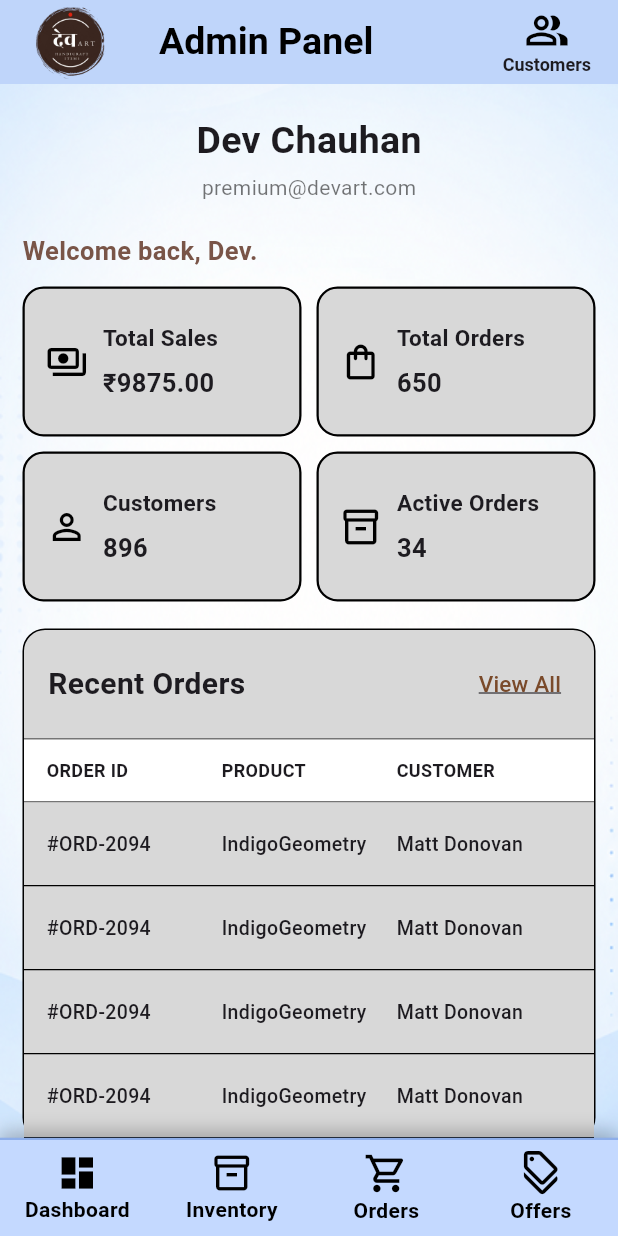
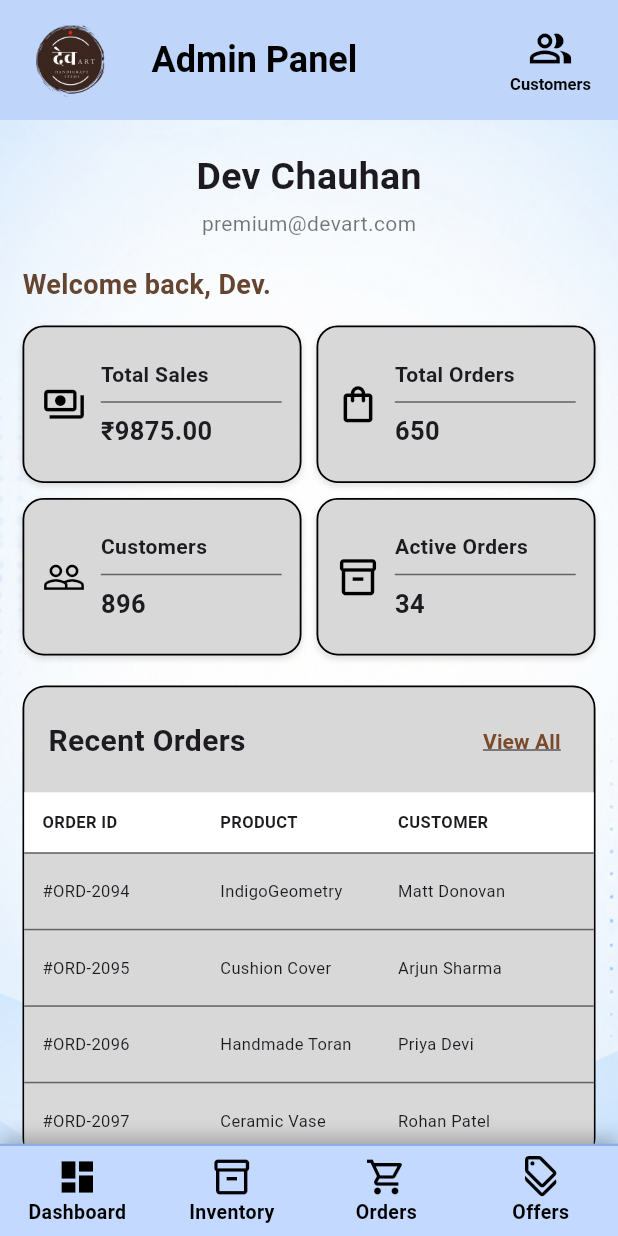
Before and after one commit to Prem-Agravat/DevArt_Flutter, a Flutter app: the AdminDashboard widget shown alone on an empty page, opened directly, on a phone screen of 412 x 824 dp. Run offline on Flutter 3.47's test engine with Material 3 defaults, Android fonts, the light colour scheme and no system bars.

Commit message:
Refactor AdminShell and AdminDashboard; improve UI consistency, update layout, and enhance navigation behavior

```diff
--- a/devart_app/lib/admin/dashboard/admin_dashboard.dart
+++ b/devart_app/lib/admin/dashboard/admin_dashboard.dart
@@ -1,6 +1,6 @@
 import 'package:flutter/material.dart';
 import 'package:devart/common/admin_shell.dart';
-import 'package:devart/admin/orders/order_management.dart';
+// import 'package:devart/admin/orders/order_management.dart';
 import 'package:devart/user_panel/dashboard.dart';
 
 class AdminDashboard extends StatelessWidget {
@@ -10,8 +10,6 @@ class AdminDashboard extends StatelessWidget {
   Widget build(BuildContext context) {
     return AdminShell(
       selectedIndex: 0,
-      selectedDrawerItem: "Dashboard",
-      title: "Admin Panel",
       child: SingleChildScrollView(
         padding: const EdgeInsets.fromLTRB(15, 20, 15, 30),
         child: Column(
@@ -33,23 +31,23 @@ class AdminDashboard extends StatelessWidget {
               ),
             ),
 
-            const SizedBox(height: 20),
+            const SizedBox(height: 18),
 
             const Text(
               "Welcome back, Dev.",
               style: TextStyle(
-                fontSize: 17,
+                fontSize: 18,
                 fontWeight: FontWeight.bold,
-                color: Colors.brown,
+                color: Color(0xFF65452F),
               ),
             ),
 
-            const SizedBox(height: 12),
+            const SizedBox(height: 14),
 
             Row(
               children: [
                 Expanded(
-                  child: _statCard(
+                  child: _buildStatCard(
                     icon: Icons.payments_outlined,
                     title: "Total Sales",
                     value: "₹9875.00",
@@ -57,7 +55,7 @@ class AdminDashboard extends StatelessWidget {
                 ),
                 const SizedBox(width: 10),
                 Expanded(
-                  child: _statCard(
+                  child: _buildStatCard(
                     icon: Icons.shopping_bag_outlined,
                     title: "Total Orders",
                     value: "650",
@@ -71,15 +69,15 @@ class AdminDashboard extends StatelessWidget {
             Row(
               children: [
                 Expanded(
-                  child: _statCard(
-                    icon: Icons.person_outline,
+                  child: _buildStatCard(
+                    icon: Icons.people_outline,
                     title: "Customers",
                     value: "896",
                   ),
                 ),
                 const SizedBox(width: 10),
                 Expanded(
-                  child: _statCard(
+                  child: _buildStatCard(
                     icon: Icons.inventory_2_outlined,
                     title: "Active Orders",
                     value: "34",
@@ -88,18 +86,19 @@ class AdminDashboard extends StatelessWidget {
               ],
             ),
 
-            const SizedBox(height: 18),
+            const SizedBox(height: 20),
 
             Container(
+              width: double.infinity,
               decoration: BoxDecoration(
                 color: const Color(0xFFD8D8D8),
                 borderRadius: BorderRadius.circular(15),
-                border: Border.all(color: Colors.black, width: 1),
+                border: Border.all(color: Colors.black, width: 1.2),
               ),
               child: Column(
                 children: [
                   Padding(
-                    padding: const EdgeInsets.fromLTRB(16, 12, 10, 12),
+                    padding: const EdgeInsets.fromLTRB(16, 12, 10, 10),
                     child: Row(
                       children: [
                         const Expanded(
@@ -113,18 +112,18 @@ class AdminDashboard extends StatelessWidget {
                         ),
                         TextButton(
                           onPressed: () {
-                            Navigator.push(
-                              context,
-                              MaterialPageRoute(
-                                builder: (_) => const OrderManagementScreen(),
-                              ),
-                            );
+                            // Navigator.push(
+                            //   context,
+                            //   MaterialPageRoute(
+                            //     builder: (_) => const OrderManagementScreen(),
+                            //   ),
+                            // );
                           },
                           child: const Text(
                             "View All",
                             style: TextStyle(
                               color: Color(0xFF7A4A2A),
-                              fontSize: 15,
+                              fontWeight: FontWeight.bold,
                               decoration: TextDecoration.underline,
                             ),
                           ),
@@ -135,23 +134,17 @@ class AdminDashboard extends StatelessWidget {
 
                   Container(
                     padding: const EdgeInsets.symmetric(
-                      horizontal: 15,
+                      horizontal: 12,
                       vertical: 12,
                     ),
-                    decoration: const BoxDecoration(
-                      color: Colors.white,
-                      border: Border(
-                        top: BorderSide(color: Colors.black54),
-                        bottom: BorderSide(color: Colors.black54),
-                      ),
-                    ),
+                    color: Colors.white,
                     child: const Row(
                       children: [
                         Expanded(
                           child: Text(
                             "ORDER ID",
                             style: TextStyle(
-                              fontSize: 12,
+                              fontSize: 11,
                               fontWeight: FontWeight.bold,
                             ),
                           ),
@@ -160,7 +153,7 @@ class AdminDashboard extends StatelessWidget {
                           child: Text(
                             "PRODUCT",
                             style: TextStyle(
-                              fontSize: 12,
+                              fontSize: 11,
                               fontWeight: FontWeight.bold,
                             ),
                           ),
@@ -169,7 +162,7 @@ class AdminDashboard extends StatelessWidget {
                           child: Text(
                             "CUSTOMER",
                             style: TextStyle(
-                              fontSize: 12,
+                              fontSize: 11,
                               fontWeight: FontWeight.bold,
                             ),
                           ),
@@ -178,10 +171,13 @@ class AdminDashboard extends StatelessWidget {
                     ),
                   ),
 
-                  _orderRow("#ORD-2094", "IndigoGeometry", "Matt Donovan"),
-                  _orderRow("#ORD-2094", "IndigoGeometry", "Matt Donovan"),
-                  _orderRow("#ORD-2094", "IndigoGeometry", "Matt Donovan"),
-                  _orderRow("#ORD-2094", "IndigoGeometry", "Matt Donovan"),
+                  _buildOrderRow("#ORD-2094", "IndigoGeometry", "Matt Donovan"),
+
+                  _buildOrderRow("#ORD-2095", "Cushion Cover", "Arjun Sharma"),
+
+                  _buildOrderRow("#ORD-2096", "Handmade Toran", "Priya Devi"),
+
+                  _buildOrderRow("#ORD-2097", "Ceramic Vase", "Rohan Patel"),
                 ],
               ),
             ),
@@ -193,7 +189,7 @@ class AdminDashboard extends StatelessWidget {
               style: TextStyle(
                 fontSize: 16,
                 fontWeight: FontWeight.bold,
-                color: Colors.brown,
+                color: Color(0xFF65452F),
               ),
             ),
 
@@ -217,6 +213,7 @@ class AdminDashboard extends StatelessWidget {
                 style: ElevatedButton.styleFrom(
                   backgroundColor: const Color(0xFFA06D42),
                   foregroundColor: Colors.white,
+                  elevation: 2,
                   shape: RoundedRectangleBorder(
                     borderRadius: BorderRadius.circular(14),
                   ),
@@ -229,22 +226,25 @@ class AdminDashboard extends StatelessWidget {
     );
   }
 
-  static Widget _statCard({
+  static Widget _buildStatCard({
     required IconData icon,
     required String title,
     required String value,
   }) {
     return Container(
-      height: 100,
-      padding: const EdgeInsets.all(14),
+      height: 105,
+      padding: const EdgeInsets.all(12),
       decoration: BoxDecoration(
         color: const Color(0xFFD8D8D8),
         borderRadius: BorderRadius.circular(14),
-        border: Border.all(color: Colors.black, width: 1.5),
+        border: Border.all(color: Colors.black, width: 1.2),
+        boxShadow: const [
+          BoxShadow(color: Colors.black12, blurRadius: 3, offset: Offset(0, 2)),
+        ],
       ),
       child: Row(
         children: [
-          Icon(icon, size: 28, color: Colors.black),
+          Icon(icon, size: 29, color: Colors.black),
           const SizedBox(width: 10),
           Expanded(
             child: Column(
@@ -253,12 +253,16 @@ class AdminDashboard extends StatelessWidget {
               children: [
                 Text(
                   title,
+                  maxLines: 1,
+                  overflow: TextOverflow.ellipsis,
                   style: const TextStyle(
-                    fontSize: 15,
+                    fontSize: 14,
                     fontWeight: FontWeight.bold,
                   ),
                 ),
                 const SizedBox(height: 8),
+                Container(height: 1, color: Colors.black54),
+                const SizedBox(height: 7),
                 Text(
                   value,
                   style: const TextStyle(
@@ -274,33 +278,22 @@ class AdminDashboard extends StatelessWidget {
     );
   }
 
-  static Widget _orderRow(String orderId, String product, String customer) {
+  static Widget _buildOrderRow(
+    String orderId,
+    String product,
+    String customer,
+  ) {
     return Container(
-      padding: const EdgeInsets.symmetric(horizontal: 15, vertical: 18),
+      padding: const EdgeInsets.symmetric(horizontal: 12, vertical: 17),
       decoration: const BoxDecoration(
         color: Color(0xFFD8D8D8),
-        border: Border(bottom: BorderSide(color: Colors.black)),
+        border: Border(top: BorderSide(color: Colors.black54)),
       ),
       child: Row(
         children: [
-          Expanded(
-            child: Text(
-              orderId,
-              style: const TextStyle(fontSize: 13, fontWeight: FontWeight.w500),
-            ),
-          ),
-          Expanded(
-            child: Text(
-              product,
-              style: const TextStyle(fontSize: 13, fontWeight: FontWeight.w500),
-            ),
-          ),
-          Expanded(
-            child: Text(
-              customer,
-              style: const TextStyle(fontSize: 13, fontWeight: FontWeight.w500),
-            ),
-          ),
+          Expanded(child: Text(orderId, style: const TextStyle(fontSize: 11))),
+          Expanded(child: Text(product, style: const TextStyle(fontSize: 11))),
+          Expanded(child: Text(customer, style: const TextStyle(fontSize: 11))),
         ],
       ),
     );
--- a/devart_app/lib/common/admin_shell.dart
+++ b/devart_app/lib/common/admin_shell.dart
@@ -1,24 +1,18 @@
 import 'package:flutter/material.dart';
 import 'package:devart/admin/dashboard/admin_dashboard.dart';
+import 'package:devart/admin/orders/order_management.dart';
 import 'package:devart/admin/inventory/inventory_management.dart';
-import 'package:devart/admin/orders/order_management.dart';
 import 'package:devart/admin/offers/offer_management.dart';
 import 'package:devart/admin/customers/customer_management.dart';
 
 class AdminShell extends StatelessWidget {
   final Widget child;
   final int selectedIndex;
-  final String? selectedDrawerItem;
-  final bool showBackButton;
-  final String title;
 
   const AdminShell({
     super.key,
     required this.child,
     required this.selectedIndex,
-    this.selectedDrawerItem,
-    this.showBackButton = false,
-    this.title = "Admin Panel",
   });
 
   void _navigate(BuildContext context, int index) {
@@ -32,20 +26,31 @@ class AdminShell extends StatelessWidget {
       case 0:
         page = const AdminDashboard();
         break;
-      case 1:
-        page = const InventoryManagementScreen();
-        break;
-      case 2:
-        page = const OrderManagementScreen();
-        break;
-      case 3:
-        page = const OfferManagementScreen();
-        break;
+
+      // case 1:
+      //   page = const InventoryManagementScreen();
+      //   break;
+
+      // case 2:
+      //   page = const OrderManagementScreen();
+      //   break;
+
+      // case 3:
+      //   page = const OfferManagementScreen();
+      //   break;
+
       default:
         return;
     }
 
     Navigator.pushReplacement(context, MaterialPageRoute(builder: (_) => page));
+  }
+
+  void _openCustomers(BuildContext context) {
+    // Navigator.push(
+    //   context,
+    //   MaterialPageRoute(builder: (_) => const CustomerManagementScreen()),
+    // );
   }
 
   @override
@@ -57,37 +62,28 @@ class AdminShell extends StatelessWidget {
         elevation: 0,
         automaticallyImplyLeading: false,
         titleSpacing: 0,
+        toolbarHeight: 80,
         title: Row(
           children: [
             const SizedBox(width: 18),
-
             Image.asset(
               "lib/assets/images/devart-logo.png",
               width: 58,
               height: 58,
             ),
-
-            const SizedBox(width: 30),
-
+            const SizedBox(width: 25),
             const Text(
               "Admin Panel",
               style: TextStyle(
-                fontSize: 25,
+                fontSize: 24,
                 fontWeight: FontWeight.bold,
                 color: Colors.black,
               ),
             ),
-
             const Spacer(),
-
             GestureDetector(
               onTap: () {
-                Navigator.push(
-                  context,
-                  MaterialPageRoute(
-                    builder: (_) => const CustomerManagementScreen(),
-                  ),
-                );
+                _openCustomers(context);
               },
               child: const Padding(
                 padding: EdgeInsets.only(right: 18),
@@ -99,11 +95,13 @@ class AdminShell extends StatelessWidget {
                       size: 30,
                       color: Colors.black,
                     ),
+                    SizedBox(height: 2),
                     Text(
                       "Customers",
                       style: TextStyle(
-                        fontSize: 12,
+                        fontSize: 11,
                         fontWeight: FontWeight.bold,
+                        color: Colors.black,
                       ),
                     ),
                   ],
@@ -122,40 +120,9 @@ class AdminShell extends StatelessWidget {
             ),
           ),
           Positioned.fill(
-            child: Container(color: Colors.white.withOpacity(0.18)),
+            child: Container(color: Colors.white.withOpacity(0.15)),
           ),
-          Column(
-            children: [
-              if (showBackButton)
-                Container(
-                  height: 74,
-                  color: const Color(0xFFFFF7F5),
-                  child: Row(
-                    children: [
-                      IconButton(
-                        onPressed: () {
-                          Navigator.pop(context, true);
-                        },
-                        icon: const Icon(Icons.arrow_back_ios_new, size: 27),
-                      ),
-                      Expanded(
-                        child: Center(
-                          child: Text(
-                            title,
-                            style: const TextStyle(
-                              fontSize: 27,
-                              fontWeight: FontWeight.bold,
-                            ),
-                          ),
-                        ),
-                      ),
-                      const SizedBox(width: 48),
-                    ],
-                  ),
-                ),
-              Expanded(child: child),
-            ],
-          ),
+          SafeArea(child: child),
         ],
       ),
       bottomNavigationBar: Container(
@@ -172,7 +139,9 @@ class AdminShell extends StatelessWidget {
         ),
         child: BottomNavigationBar(
           currentIndex: selectedIndex,
-          onTap: (index) => _navigate(context, index),
+          onTap: (index) {
+            _navigate(context, index);
+          },
           type: BottomNavigationBarType.fixed,
           backgroundColor: Colors.transparent,
           elevation: 0,
@@ -180,11 +149,11 @@ class AdminShell extends StatelessWidget {
           unselectedItemColor: Colors.black,
           selectedLabelStyle: const TextStyle(
             fontWeight: FontWeight.bold,
-            fontSize: 14,
+            fontSize: 13,
           ),
           unselectedLabelStyle: const TextStyle(
             fontWeight: FontWeight.bold,
-            fontSize: 14,
+            fontSize: 13,
           ),
           items: const [
             BottomNavigationBarItem(
@@ -198,13 +167,13 @@ class AdminShell extends StatelessWidget {
               label: "Inventory",
             ),
             BottomNavigationBarItem(
-              icon: Icon(Icons.shopping_cart_outlined, size: 30),
-              activeIcon: Icon(Icons.shopping_cart, size: 30),
+              icon: Icon(Icons.shopping_cart_outlined, size: 28),
+              activeIcon: Icon(Icons.shopping_cart, size: 28),
               label: "Orders",
             ),
             BottomNavigationBarItem(
-              icon: Icon(Icons.discount_outlined, size: 30),
-              activeIcon: Icon(Icons.discount, size: 30),
+              icon: Icon(Icons.discount_outlined, size: 28),
+              activeIcon: Icon(Icons.discount, size: 28),
               label: "Offers",
             ),
           ],
```
